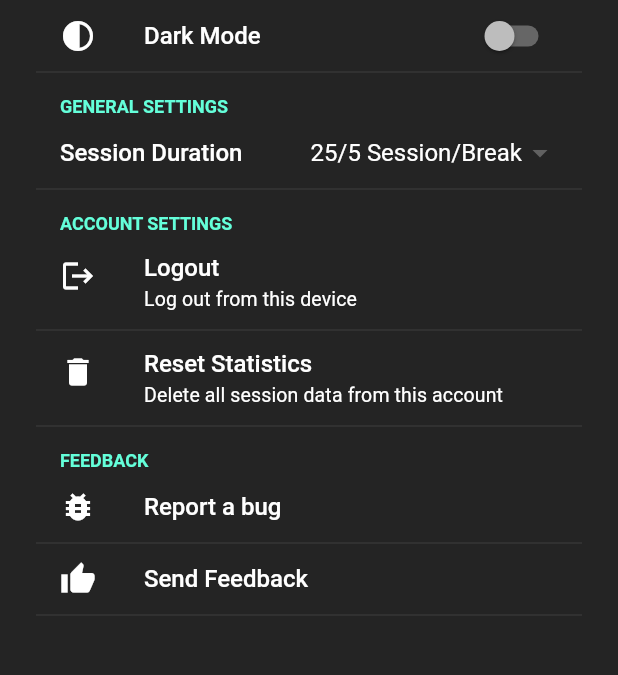
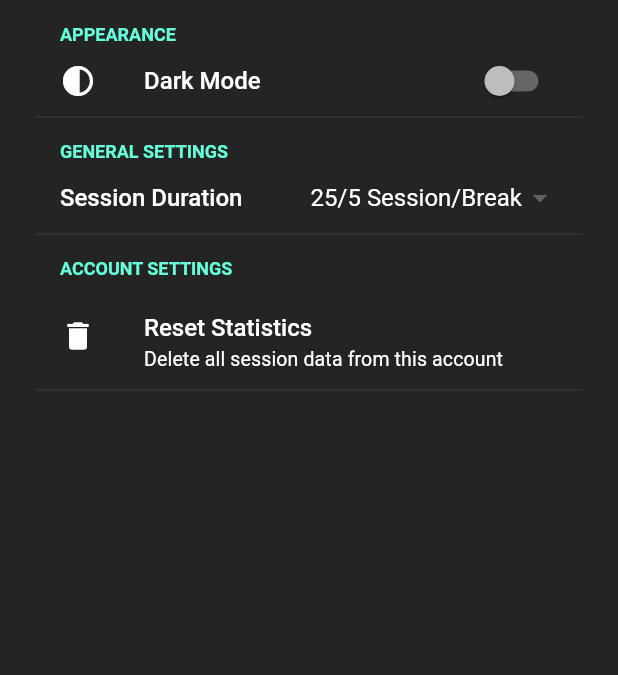
Before and after one commit to vin-murithi/zeit-prototype, a Flutter app: the screen it shows after launch, after a tap on the "settings" icon, on a phone screen of 412 x 824 dp, the part 270-945 px from its top. Run offline on Flutter 3.47's test engine with Material 2 defaults, Android fonts, the light colour scheme and no system bars; drawn by our look-alikes of flutter_settings_screens; our stand-ins replace audioplayers, pie_chart, table_calendar; statements that could not run were skipped.

Commit message:
release 3

```diff
--- a/lib/constants.dart
+++ b/lib/constants.dart
@@ -26,23 +26,24 @@ const kLongBreak = 2;
 
 Map<String, int> getSessionDuration(sessionDurationInt) {
   Map<String, int> duration = {};
+  int secToMin = 60;
   switch (sessionDurationInt) {
     case 2:
       {
-        duration['session'] = 25;
-        duration['break'] = 5;
+        duration['session'] = 25 * secToMin;
+        duration['break'] = 5 * secToMin;
       }
       break;
     case 3:
       {
-        duration['session'] = 50;
-        duration['break'] = 5;
+        duration['session'] = 50 * secToMin;
+        duration['break'] = 5 * secToMin;
       }
       break;
     case 4:
       {
-        duration['session'] = 100;
-        duration['break'] = 10;
+        duration['session'] = 100 * secToMin;
+        duration['break'] = 10 * secToMin;
       }
       break;
     //Comment Debug case when not in use
--- a/lib/screens/settings/settings.dart
+++ b/lib/screens/settings/settings.dart
@@ -85,8 +85,13 @@ class _SettingsPageState extends State<SettingsPage> {
         children: [
           //User profile card
           buildUserProfileCard(),
-          buildDarkModeTile(context),
           //General Settings tiles
+          SettingsGroup(
+            title: 'Appearance',
+            children: <Widget>[
+              buildDarkModeTile(context),
+            ],
+          ),
           SettingsGroup(
             title: 'General Settings',
             children: <Widget>[
@@ -96,13 +101,22 @@ class _SettingsPageState extends State<SettingsPage> {
           //Account Settings tiles
           SettingsGroup(
             title: 'Account Settings',
-            children: <Widget>[buildLogoutTile(), buildDeleteAccountTile()],
+            children: <Widget>[
+              // buildLogoutTile(),
+              Padding(
+                padding: const EdgeInsets.fromLTRB(0, 10, 0, 0),
+                child: buildDeleteAccountTile(),
+              ),
+            ],
           ),
           //Feedback  tiles
-          SettingsGroup(
-            title: 'Feedback',
-            children: <Widget>[buildReportBugTile(), buildGiveFeedbackTile()],
-          ),
+          // SettingsGroup(
+          //   title: 'Feedback',
+          //   children: <Widget>[
+          //     buildReportBugTile(),
+          //     buildGiveFeedbackTile(),
+          //   ],
+          // ),
         ],
       ),
     );
@@ -176,8 +190,7 @@ class _SettingsPageState extends State<SettingsPage> {
       subtitle: 'Delete all session data from this account',
       leading: const Icon(Icons.delete),
       onTap: () => showInputDeleteDialog());
-  // onTap: () => ScaffoldMessenger.of(context)
-  //     .showSnackBar(const SnackBar(content: Text('Log Out Clicked'))));
+
 //Feedback Tiles
   Widget buildReportBugTile() => SimpleSettingsTile(
       title: 'Report a bug',
```
Also changed, not shown: 1 other file.
